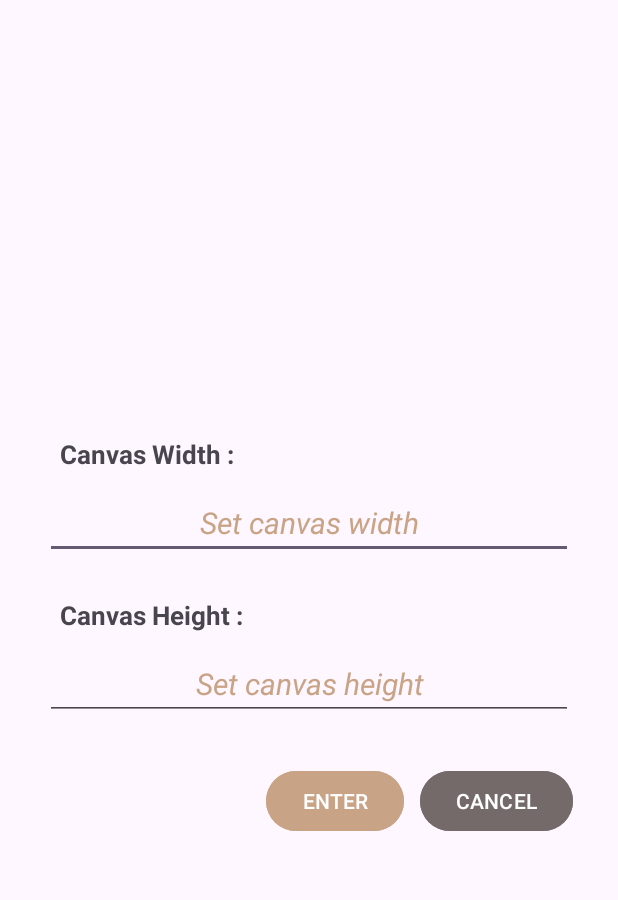
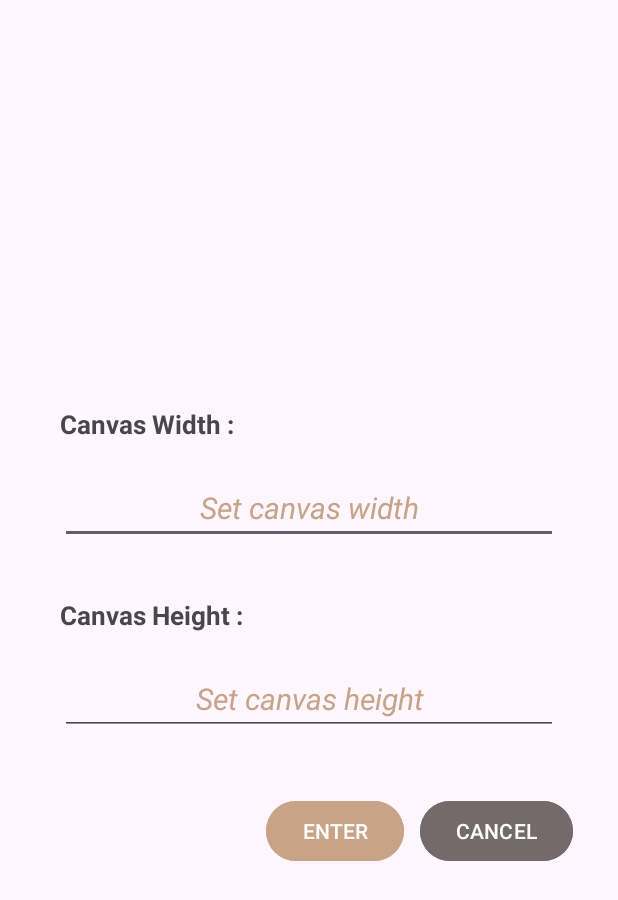
Before and after one commit to Jose-Alberto-Rodrigues-Neto/Drawing-App, an Android app: the layout dialog_canva_size.xml on its own in the app's theme, with its tools: preview values and no code run, on a phone screen of 412 x 824 dp. Shown: the top 900 px of the screen. Run offline under Robolectric (Android 15) with nearby library versions, the phone set to English and light mode, and no system bars.

Commit message:
fazendo o tamanho do canvas mudar na tela inicial

```diff
--- a/app/build.gradle
+++ b/app/build.gradle
@@ -5,12 +5,12 @@ plugins {
 
 android {
     namespace 'com.example.drawingapp'
-    compileSdk 33
+    compileSdk 34
 
     defaultConfig {
         applicationId "com.example.drawingapp"
         minSdk 26
-        targetSdk 33
+        targetSdk 34
         versionCode 1
         versionName "1.0"
 
@@ -38,6 +38,7 @@ dependencies {
     implementation 'androidx.appcompat:appcompat:1.6.1'
     implementation 'com.google.android.material:material:1.9.0'
     implementation 'androidx.constraintlayout:constraintlayout:2.1.4'
+    implementation 'androidx.core:core-ktx:1.10.1'
     testImplementation 'junit:junit:4.13.2'
     androidTestImplementation 'androidx.test.ext:junit:1.1.5'
     androidTestImplementation 'androidx.test.espresso:espresso-core:3.5.1'
--- a/app/src/main/res/layout/dialog_canva_size.xml
+++ b/app/src/main/res/layout/dialog_canva_size.xml
@@ -26,7 +26,10 @@
         android:hint="Set canvas width"
         android:textSize="20sp"
         android:textStyle="italic"
-        android:textColorHint="@color/ui_primary"/>
+        android:textColorHint="@color/ui_primary"
+        android:inputType="phone"
+        android:autofillHints="phone"
+        android:layout_margin="10dp"/>
 
     <TextView
         android:layout_width="wrap_content"
@@ -47,7 +50,11 @@
         android:hint="Set canvas height"
         android:textSize="20sp"
         android:textStyle="italic"
-        android:textColorHint="@color/ui_primary"/>
+        android:textColorHint="@color/ui_primary"
+        android:inputType="phone"
+        android:autofillHints="phone"
+        android:layout_margin="10dp"/>
+
     <LinearLayout
         android:layout_width="match_parent"
         android:layout_height="wrap_content"
--- a/build.gradle
+++ b/build.gradle
@@ -2,5 +2,5 @@
 plugins {
     id 'com.android.application' version '8.0.2' apply false
     id 'com.android.library' version '8.0.2' apply false
-    id 'org.jetbrains.kotlin.android' version '1.8.0' apply false
+    id 'org.jetbrains.kotlin.android' version '1.9.0-Beta' apply false
 }
```
Also changed, not shown: app/src/main/java/com/example/drawingapp/CanvasProperties.kt (added, +7 -0 lines), app/src/main/java/com/example/drawingapp/FirstScreenViewActivity.kt (+19 -13 lines), app/src/main/java/com/example/drawingapp/MainActivity.kt (+10 -6 lines), gradle/wrapper/gradle-wrapper.properties.
